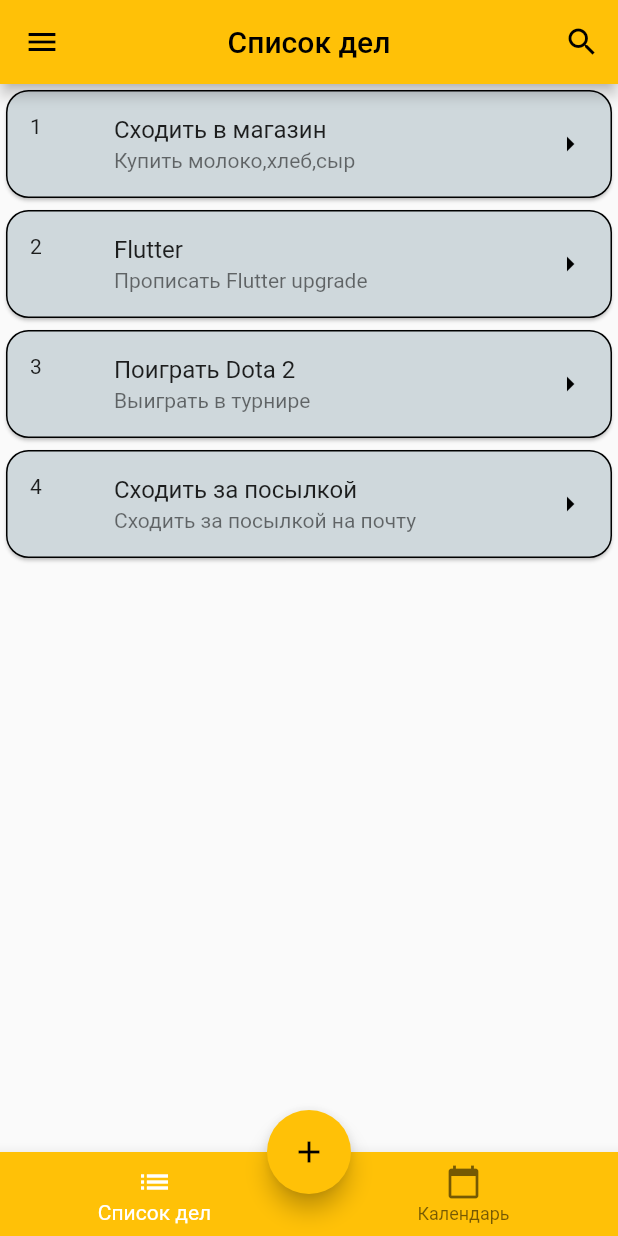
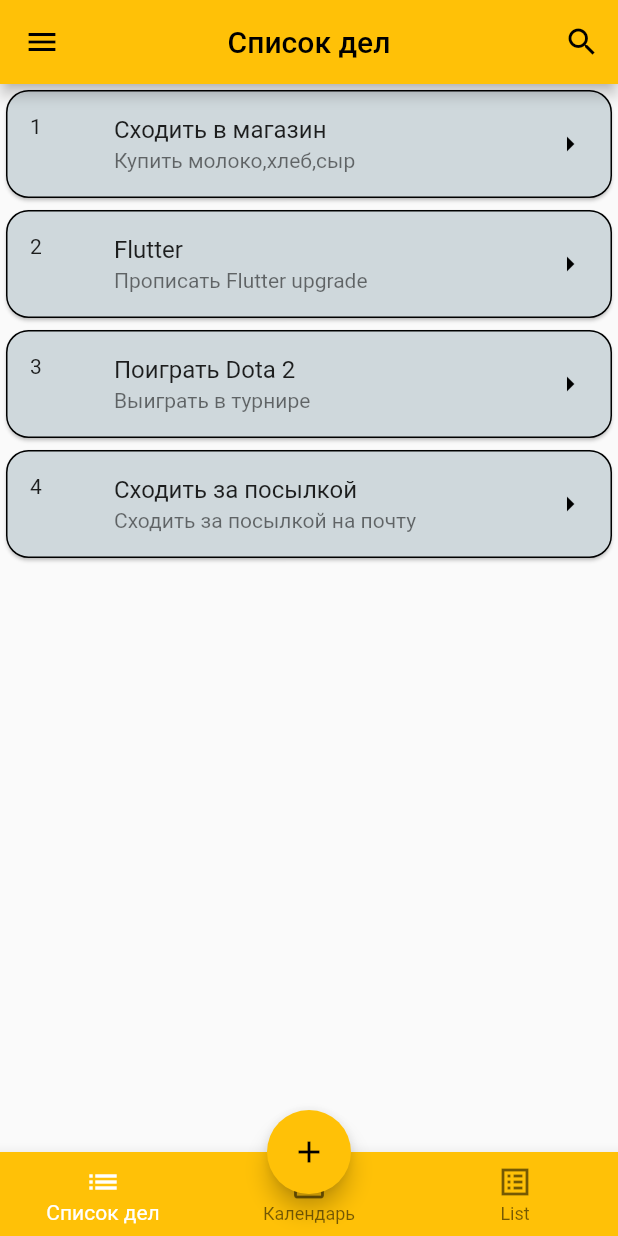
Before and after one commit to Nikites-dev/Flutter_lesson, a Flutter app: the HomePage screen opened by its route, on a phone screen of 412 x 824 dp. Run offline on Flutter 3.47's test engine with Material 2 defaults, Android fonts, the light colour scheme and no system bars; missing offline and left inert: infinite_listview.

Commit message:
add list viewpager

```diff
--- a/lib/home.dart
+++ b/lib/home.dart
@@ -1,6 +1,7 @@
 import 'package:flutter/material.dart';
 import 'deal.dart';
 import 'calendar.dart';
+import 'card.dart';
 
 class HomePage extends StatefulWidget {
   const HomePage({
@@ -79,6 +80,7 @@ class _HomePageState extends State<HomePage> {
     final list = [
       listSearchWidget(context), // 0
       const CalendarPage(), // 1
+      const CardPage(),
     ];
     AppBar appBarSearch = AppBar(
       centerTitle: true,
@@ -177,7 +179,12 @@ class _HomePageState extends State<HomePage> {
               icon: Icon(
                 Icons.calendar_today,
               ),
-              label: "Календарь")
+              label: "Календарь"),
+          BottomNavigationBarItem(
+              icon: Icon(
+                Icons.list_alt_sharp,
+              ),
+              label: "List")
         ],
         onTap: (value) {
           setState(
@@ -185,8 +192,10 @@ class _HomePageState extends State<HomePage> {
               index = value;
               if (index == 0) {
                 title = 'Список дел';
+              } else if (index == 1) {
+                title = 'Календарь';
               } else {
-                title = 'Календарь';
+                title = 'List';
               }
             },
           );
--- a/lib/main.dart
+++ b/lib/main.dart
@@ -1,4 +1,5 @@
 import 'package:flutter/material.dart';
+import 'package:monkey_app/card.dart';
 import 'package:monkey_app/home.dart';
 import 'auth.dart';
 
@@ -23,6 +24,7 @@ class MyThemeApp extends StatelessWidget {
       routes: {
         '/': (context) => const AuthPage(),
         '/home': (context) => const HomePage(),
+        '/card': (context) => const CardPage(),
       },
     );
   }
--- a/pubspec.yaml
+++ b/pubspec.yaml
@@ -9,6 +9,7 @@ environment:
 dependencies:
   flutter:
     sdk: flutter
+  infinite_listview: ^1.1.0
 
 dev_dependencies:
   flutter_test:
```
Also changed, not shown: lib/card.dart (added, +61 -0 lines), pubspec.lock.
